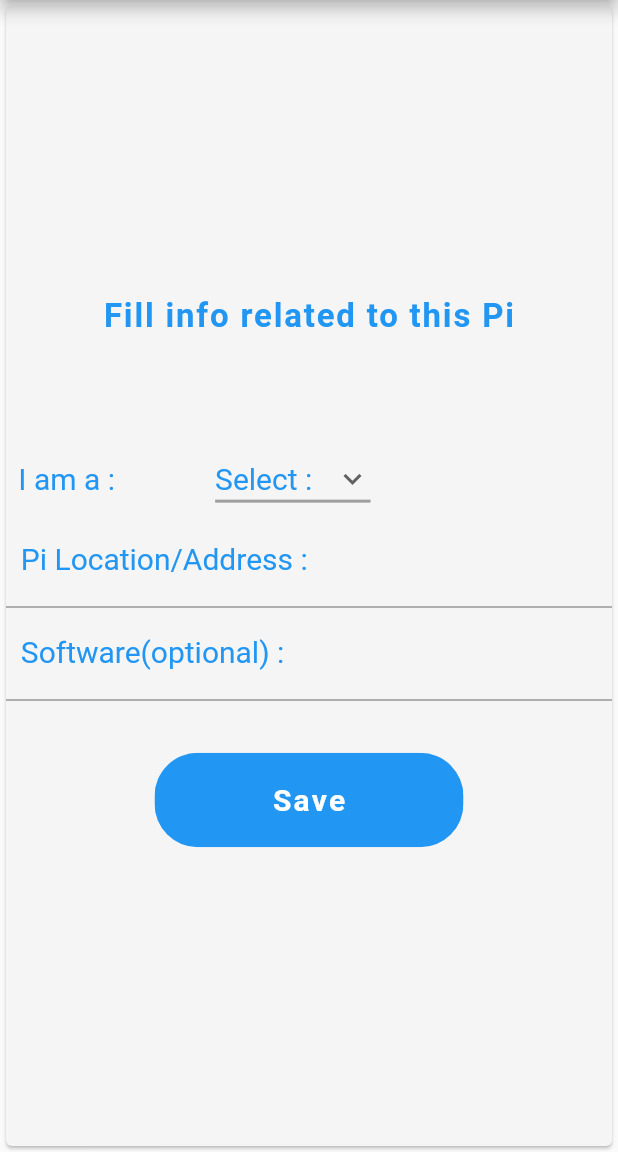
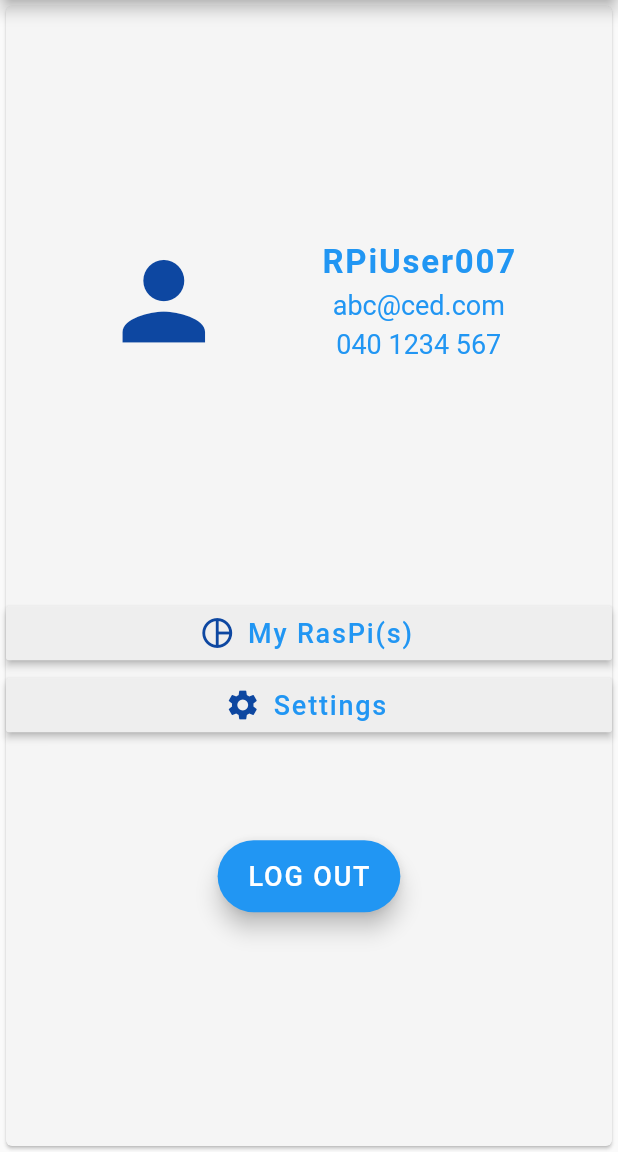
Before and after one commit to YouqinS/ADPProject-NokiaDC, a Flutter app: the HomePage screen opened directly, after a tap on "Scan", on a phone screen of 412 x 824 dp, the part 84-1236 px from its top. Run offline on Flutter 3.47's test engine with Material 2 defaults, Android fonts, the phone set to English and light mode, and no system bars; our stand-ins replace image_picker.

Commit message:
profile screen
*create profile screen
*create setting screen
*create dummy screen for my_pi

```diff
--- a/RasPiFinder/lib/app_user/app_user.dart
+++ b/RasPiFinder/lib/app_user/app_user.dart
@@ -102,7 +102,6 @@ class PiUserInfo extends State<AppUser> {
                         labelStyle: textStyle,
                       ),
                       onSaved: (input) => software = input,
-                      validator: validateAddressInput,
                     ),
                     SizedBox(height: size.height * 0.03),
                     Container(
--- a/RasPiFinder/lib/home/home_page.dart
+++ b/RasPiFinder/lib/home/home_page.dart
@@ -2,6 +2,7 @@ import 'dart:io';
 
 import 'package:RasPiFinder/components/app_bar.dart';
 import 'package:RasPiFinder/components/navigate.dart';
+import 'package:RasPiFinder/profile/profile.dart';
 import 'package:flutter/material.dart';
 import 'package:image_picker/image_picker.dart';
 import 'package:RasPiFinder/app_user/app_user.dart';
@@ -44,7 +45,7 @@ class _HomePageState extends State<HomePage> {
         //onPressed: getImage,
         onPressed: () {
           //for temporary testing
-          navigateToPage(context, AppUser());
+          navigateToPage(context, Profile());
         },
       ),
       floatingActionButtonLocation: FloatingActionButtonLocation.centerFloat,
--- /dev/null
+++ b/RasPiFinder/lib/profile/profile.dart
@@ -0,0 +1,160 @@
+import 'package:RasPiFinder/auth/login/login_page.dart';
+import 'package:RasPiFinder/components/app_bar.dart';
+import 'package:RasPiFinder/components/navigate.dart';
+import 'package:RasPiFinder/profile/setting.dart';
+import 'package:flutter/cupertino.dart';
+import 'package:flutter/material.dart';
+
+import 'my_pi.dart';
+
+class Profile extends StatefulWidget {
+  Profile({Key key}) : super(key: key);
+
+  @override
+  ProfileState createState() => new ProfileState();
+}
+
+class ProfileState extends State<Profile> {
+  final formKey = GlobalKey<FormState>();
+
+  //TODO get user info from db and display on this screen
+  String username, email, phone;
+
+  @override
+  Widget build(BuildContext context) {
+    Size size = MediaQuery.of(context).size;
+    setUserInfo();
+    var textStyle = TextStyle(
+        fontSize: 20.0, fontWeight: FontWeight.w400, color: Colors.blue);
+    return Scaffold(
+        appBar: piAppBar,
+        body: Card(
+          color: Colors.grey[100],
+          semanticContainer: true,
+          child: Column(
+            mainAxisAlignment: MainAxisAlignment.spaceEvenly,
+            crossAxisAlignment: CrossAxisAlignment.center,
+            children: [
+              Row(
+                mainAxisAlignment: MainAxisAlignment.spaceEvenly,
+                //crossAxisAlignment: CrossAxisAlignment.start,
+                children: [
+                  //TODO: can be changed to avatar if necessary
+                  Icon(
+                    Icons.person,
+                    color: Colors.blue[900],
+                    size: size.width * 0.2,
+                  ),
+                  Column(
+                    children: [
+                      Text(
+                        username,
+                        style: TextStyle(
+                          color: Colors.blue,
+                          fontWeight: FontWeight.bold,
+                          letterSpacing: 1.2,
+                          fontSize: 22,
+                        ),
+                      ),
+                      SizedBox(
+                        height: size.height * 0.006,
+                      ),
+                      Text(
+                        //TODO get user info from db and display on this screen
+                        email,
+                        style: TextStyle(
+                          color: Colors.blue,
+                          fontSize: 18,
+                        ),
+                      ),
+                      SizedBox(
+                        height: size.height * 0.006,
+                      ),
+                      Text(
+                        //TODO get user info from db and display on this screen
+                        phone,
+                        style: TextStyle(
+                          color: Colors.blue,
+                          fontSize: 18,
+                        ),
+                      ),
+                    ],
+                  ),
+                ],
+              ),
+              Column(
+                mainAxisAlignment: MainAxisAlignment.spaceEvenly,
+                crossAxisAlignment: CrossAxisAlignment.center,
+                children: [
+                  ButtonTheme(
+                    minWidth: size.width,
+                    child: RaisedButton.icon(
+                      color: Colors.grey[200],
+                      onPressed: () {
+                        //for temporary testing
+                        navigateToPage(context, MyRasPi());
+                      },
+                      icon: Icon(
+                        Icons.pie_chart_outline_outlined,
+                        color: Colors.blue[900],
+                      ),
+                      label: Text("My RasPi(s)",
+                          style: TextStyle(
+                            color: Colors.blue,
+                            letterSpacing: 1.2,
+                            fontSize: 18,
+                          )
+                      ),
+                    ),
+                  ),
+                  ButtonTheme(
+                    minWidth: size.width,
+                    child: RaisedButton.icon(
+                      color: Colors.grey[200],
+                      onPressed: () {
+                        //for temporary testing
+                        navigateToPage(context, Settings());
+                      },
+                      icon: Icon(
+                        Icons.settings,
+                        color: Colors.blue[900],
+                      ),
+                      label: Text("Settings",
+                          style: TextStyle(
+                            color: Colors.blue,
+                            letterSpacing: 1.2,
+                            fontSize: 18,
+                          )
+                      ),
+                    ),
+                  ),
+                  SizedBox(
+                    height: size.height * 0.08,
+                  ),
+                  FloatingActionButton.extended(
+                      onPressed: () {
+                        //for temporary testing
+                        navigateToPage(context, LoginPage());
+                      },
+                      label: Text("LOG OUT",
+                          style: TextStyle(
+                            color: Colors.white,
+                            letterSpacing: 1.2,
+                            fontSize: 18,
+                          )
+                      ),
+                  ),
+                ],
+              ),
+            ],
+          ),
+        ));
+  }
+
+  //for UI testing only
+  void setUserInfo() {
+    username = 'RPiUser007';
+    email = 'abc@ced.com';
+    phone = '040 1234 567';
+  }
+}
```
Also changed, not shown: RasPiFinder/lib/profile/my_pi.dart (added, +10 -0 lines), RasPiFinder/lib/profile/setting.dart (added, +131 -0 lines).
